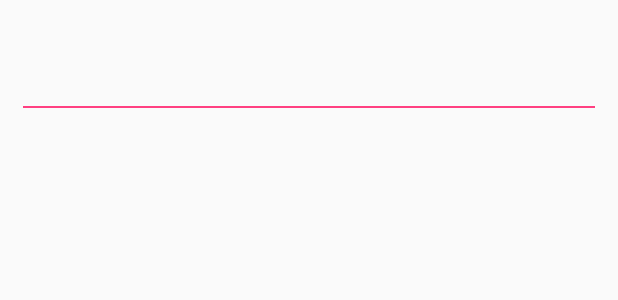
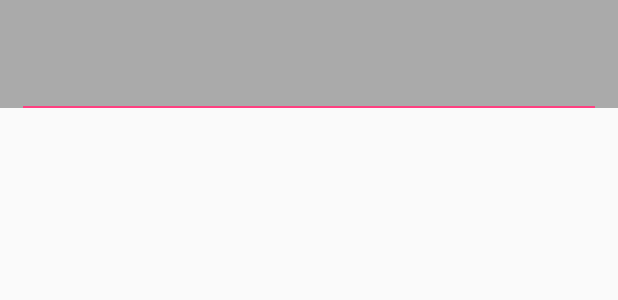
Before and after one commit to HYVincent/WifiDirectDemo, an Android app: the layout item_layout_wifi_drect.xml on its own in the app's theme, with its tools: preview values and no code run, on a phone screen of 412 x 824 dp. Shown: the top 300 px of the screen. Run offline under Robolectric (Android 15) with nearby library versions, the light colour scheme and no system bars.

Commit message:
2018年8月23日18:16:45

```diff
--- a/app/src/main/res/layout/activity_main.xml
+++ b/app/src/main/res/layout/activity_main.xml
@@ -4,6 +4,7 @@
     xmlns:tools="http://schemas.android.com/tools"
     android:layout_width="match_parent"
     android:layout_height="match_parent"
+    android:background="#ffffff"
     tools:context=".MainActivity">
 
     <android.support.v7.widget.RecyclerView
--- a/app/src/main/res/layout/item_layout_wifi_drect.xml
+++ b/app/src/main/res/layout/item_layout_wifi_drect.xml
@@ -2,6 +2,7 @@
 <RelativeLayout
     xmlns:android="http://schemas.android.com/apk/res/android"
     android:layout_width="match_parent"
+    android:background="@android:color/darker_gray"
     android:layout_height="72dp">
 
     <TextView
```
